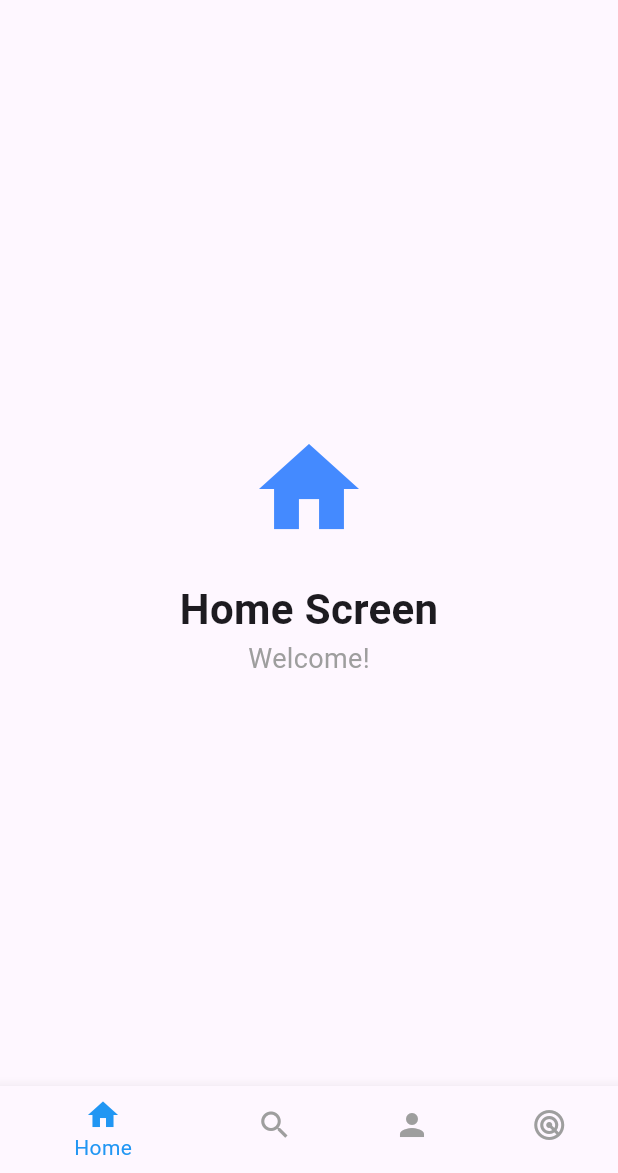
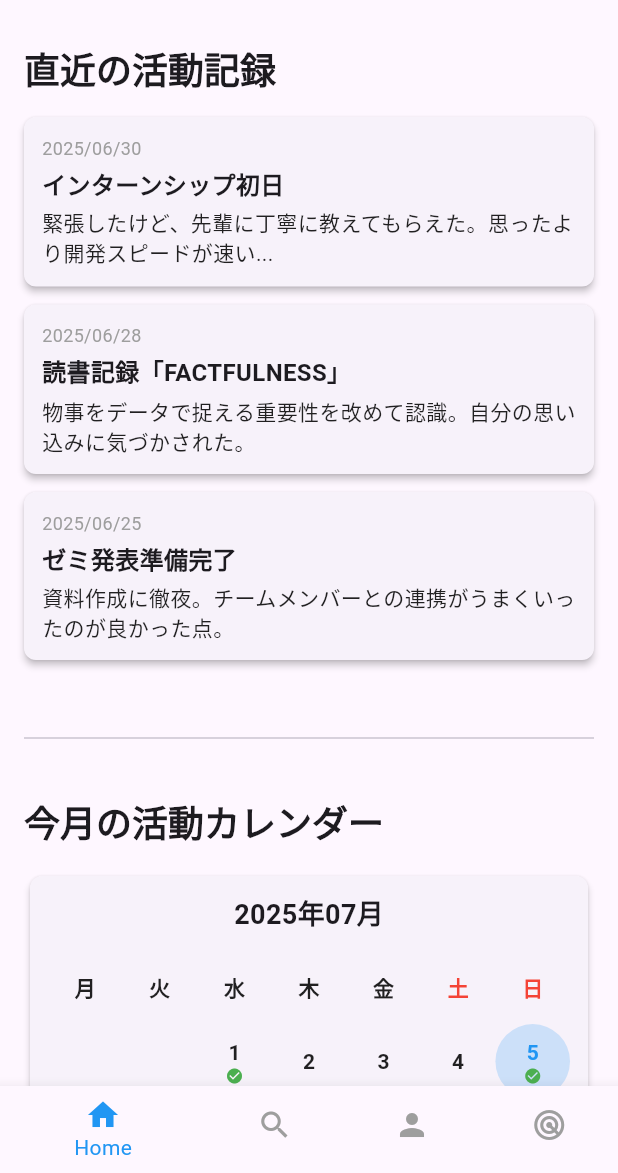
Before and after one commit to yukinkomob/Gakush, a Flutter app: the screen it shows after launch, on a phone screen of 412 x 824 dp, the part 63-1236 px from its top. Run offline on Flutter 3.47's test engine with Material 3 defaults, Android fonts, the phone set to English and light mode, and no system bars; our stand-ins replace fl_chart.

Commit message:
サンプル画面（チャット、ホーム）を追加

```diff
--- a/lib/main.dart
+++ b/lib/main.dart
@@ -1,5 +1,7 @@
 import 'package:flutter/material.dart';
 import 'package:fl_chart/fl_chart.dart';
+import './screens/chat_screen.dart';
+import './screens/student_home_screen.dart';
 
 void main() {
   runApp(const MyApp());
@@ -74,7 +76,7 @@ class _MainScreenState extends State<MainScreen> {
         },
         children: const <Widget>[
           // 各タブに対応する画面
-          HomeScreen(),
+          StudentHomeScreen(),
           SearchScreen(),
           AccountScreen(),
           ChatScreen()
@@ -305,111 +307,3 @@ class FoodRadarChartScreen extends StatelessWidget {
     );
   }
 }
-
-class ChatScreen extends StatefulWidget {
-  const ChatScreen({super.key});
-
-  @override
-  State<ChatScreen> createState() => _ChatScreenState();
-}
-
-class _ChatScreenState extends State<ChatScreen> {
-  final TextEditingController _messageController = TextEditingController(); // メッセージ入力用コントローラ
-  final List<String> _messages = []; // 送信されたメッセージを格納するリスト
-
-  // メッセージ送信時に呼び出されるメソッド
-  void _sendMessage() {
-    if (_messageController.text.isNotEmpty) {
-      setState(() {
-        _messages.add(_messageController.text); // メッセージをリストに追加
-        _messageController.clear(); // 入力フィールドをクリア
-      });
-    }
-  }
-
-  @override
-  void dispose() {
-    _messageController.dispose(); // コントローラを破棄
-    super.dispose();
-  }
-
-  @override
-  Widget build(BuildContext context) {
-    return Scaffold(
-      appBar: AppBar(
-        title: const Text('シンプルなチャット'),
-        centerTitle: true,
-      ),
-      body: Column(
-        children: <Widget>[
-          // メッセージリスト表示部分
-          Expanded(
-            child: ListView.builder(
-              reverse: true, // 最新のメッセージが下に来るようにリストを反転
-              padding: const EdgeInsets.all(8.0),
-              itemCount: _messages.length,
-              itemBuilder: (context, index) {
-                // リストは逆順なので、表示するメッセージは _messages.length - 1 - index
-                final message = _messages[_messages.length - 1 - index];
-                return Align(
-                  // 仮に、インデックスが偶数なら自分、奇数なら相手のメッセージとして右寄せ/左寄せ
-                  alignment: (index % 2 == 0) ? Alignment.centerRight : Alignment.centerLeft,
-                  child: Container(
-                    margin: const EdgeInsets.symmetric(vertical: 4.0),
-                    padding: const EdgeInsets.symmetric(horizontal: 12.0, vertical: 8.0),
-                    decoration: BoxDecoration(
-                      color: (index % 2 == 0) ? Colors.blue[100] : Colors.grey[300],
-                      borderRadius: BorderRadius.circular(12.0),
-                    ),
-                    child: Text(
-                      message,
-                      style: TextStyle(
-                        color: (index % 2 == 0) ? Colors.blue[900] : Colors.black87,
-                      ),
-                    ),
-                  ),
-                );
-              },
-            ),
-          ),
-          // メッセージ入力部分
-          const Divider(height: 1.0), // 区切り線
-          Container(
-            decoration: BoxDecoration(color: Theme.of(context).cardColor),
-            child: _buildTextComposer(), // 入力フィールドと送信ボタン
-          ),
-        ],
-      ),
-    );
-  }
-
-  // テキスト入力フィールドと送信ボタンを構築するウィジェット
-  Widget _buildTextComposer() {
-    return IconTheme(
-      data: IconThemeData(color: Theme.of(context).colorScheme.secondary),
-      child: Container(
-        margin: const EdgeInsets.symmetric(horizontal: 8.0),
-        child: Row(
-          children: <Widget>[
-            // メッセージ入力フィールド
-            Flexible(
-              child: TextField(
-                controller: _messageController,
-                onSubmitted: (_) => _sendMessage(), // エンターキーで送信
-                decoration: const InputDecoration.collapsed(hintText: 'メッセージを入力...'),
-              ),
-            ),
-            // 送信ボタン
-            Container(
-              margin: const EdgeInsets.symmetric(horizontal: 4.0),
-              child: IconButton(
-                icon: const Icon(Icons.send),
-                onPressed: _sendMessage, // ボタンタップで送信
-              ),
-            ),
-          ],
-        ),
-      ),
-    );
-  }
-}
--- /dev/null
+++ b/lib/screens/chat_screen.dart
@@ -0,0 +1,109 @@
+import 'package:flutter/material.dart';
+
+class ChatScreen extends StatefulWidget {
+  const ChatScreen({super.key});
+
+  @override
+  State<ChatScreen> createState() => _ChatScreenState();
+}
+
+class _ChatScreenState extends State<ChatScreen> {
+  final TextEditingController _messageController = TextEditingController(); // メッセージ入力用コントローラ
+  final List<String> _messages = []; // 送信されたメッセージを格納するリスト
+
+  // メッセージ送信時に呼び出されるメソッド
+  void _sendMessage() {
+    if (_messageController.text.isNotEmpty) {
+      setState(() {
+        _messages.add(_messageController.text); // メッセージをリストに追加
+        _messageController.clear(); // 入力フィールドをクリア
+      });
+    }
+  }
+
+  @override
+  void dispose() {
+    _messageController.dispose(); // コントローラを破棄
+    super.dispose();
+  }
+
+  @override
+  Widget build(BuildContext context) {
+    return Scaffold(
+      appBar: AppBar(
+        title: const Text('シンプルなチャット'),
+        centerTitle: true,
+      ),
+      body: Column(
+        children: <Widget>[
+          // メッセージリスト表示部分
+          Expanded(
+            child: ListView.builder(
+              reverse: true, // 最新のメッセージが下に来るようにリストを反転
+              padding: const EdgeInsets.all(8.0),
+              itemCount: _messages.length,
+              itemBuilder: (context, index) {
+                // リストは逆順なので、表示するメッセージは _messages.length - 1 - index
+                final message = _messages[_messages.length - 1 - index];
+                return Align(
+                  // 仮に、インデックスが偶数なら自分、奇数なら相手のメッセージとして右寄せ/左寄せ
+                  alignment: (index % 2 == 0) ? Alignment.centerRight : Alignment.centerLeft,
+                  child: Container(
+                    margin: const EdgeInsets.symmetric(vertical: 4.0),
+                    padding: const EdgeInsets.symmetric(horizontal: 12.0, vertical: 8.0),
+                    decoration: BoxDecoration(
+                      color: (index % 2 == 0) ? Colors.blue[100] : Colors.grey[300],
+                      borderRadius: BorderRadius.circular(12.0),
+                    ),
+                    child: Text(
+                      message,
+                      style: TextStyle(
+                        color: (index % 2 == 0) ? Colors.blue[900] : Colors.black87,
+                      ),
+                    ),
+                  ),
+                );
+              },
+            ),
+          ),
+          // メッセージ入力部分
+          const Divider(height: 1.0), // 区切り線
+          Container(
+            decoration: BoxDecoration(color: Theme.of(context).cardColor),
+            child: _buildTextComposer(), // 入力フィールドと送信ボタン
+          ),
+        ],
+      ),
+    );
+  }
+
+  // テキスト入力フィールドと送信ボタンを構築するウィジェット
+  Widget _buildTextComposer() {
+    return IconTheme(
+      data: IconThemeData(color: Theme.of(context).colorScheme.secondary),
+      child: Container(
+        margin: const EdgeInsets.symmetric(horizontal: 8.0),
+        child: Row(
+          children: <Widget>[
+            // メッセージ入力フィールド
+            Flexible(
+              child: TextField(
+                controller: _messageController,
+                onSubmitted: (_) => _sendMessage(), // エンターキーで送信
+                decoration: const InputDecoration.collapsed(hintText: 'メッセージを入力...'),
+              ),
+            ),
+            // 送信ボタン
+            Container(
+              margin: const EdgeInsets.symmetric(horizontal: 4.0),
+              child: IconButton(
+                icon: const Icon(Icons.send),
+                onPressed: _sendMessage, // ボタンタップで送信
+              ),
+            ),
+          ],
+        ),
+      ),
+    );
+  }
+}
--- /dev/null
+++ b/lib/screens/student_home_screen.dart
@@ -0,0 +1,242 @@
+import 'package:flutter/material.dart';
+import 'package:intl/intl.dart'; // 日付フォーマット用パッケージ (pubspec.yaml に追加が必要です)
+
+class StudentHomeScreen extends StatefulWidget {
+  const StudentHomeScreen({super.key});
+
+  @override
+  State<StudentHomeScreen> createState() => _StudentHomeScreenState();
+}
+
+class _StudentHomeScreenState extends State<StudentHomeScreen> {
+  // ダミーデータ
+  final List<Map<String, String>> _recentRecords = [
+    {
+      'date': '2025/06/30',
+      'title': 'インターンシップ初日',
+      'content': '緊張したけど、先輩に丁寧に教えてもらえた。思ったより開発スピードが速い...',
+    },
+    {
+      'date': '2025/06/28',
+      'title': '読書記録「FACTFULNESS」',
+      'content': '物事をデータで捉える重要性を改めて認識。自分の思い込みに気づかされた。',
+    },
+    {
+      'date': '2025/06/25',
+      'title': 'ゼミ発表準備完了',
+      'content': '資料作成に徹夜。チームメンバーとの連携がうまくいったのが良かった点。',
+    },
+  ];
+
+  // 記録した日（ダミーデータ） - 日付のみ
+  // 実際はサーバーから取得し、Set<int>などで効率的に管理します
+  final Set<int> _recordedDaysInMonth = {1, 5, 8, 10, 15, 20, 25, 28, 30}; // 今月記録した日
+
+  final List<String> _unansweredQuestions = [
+    '最近、最も嬉しかった出来事は何ですか？',
+    'あなたの強みを活かせた経験について教えてください。',
+    '将来、どのような分野で活躍したいですか？具体的に教えてください。',
+  ];
+
+  @override
+  Widget build(BuildContext context) {
+    return Scaffold(
+      body: SingleChildScrollView(
+        padding: const EdgeInsets.all(16.0),
+        child: Column(
+          crossAxisAlignment: CrossAxisAlignment.start,
+          children: <Widget>[
+            // --- 直近3件までの登録記録 ---
+            Text(
+              '直近の活動記録',
+              style: Theme.of(context).textTheme.headlineSmall?.copyWith(fontWeight: FontWeight.bold),
+            ),
+            const SizedBox(height: 16),
+            if (_recentRecords.isEmpty)
+              const Center(child: Text('まだ記録がありません。', style: TextStyle(color: Colors.grey)))
+            else
+              Column(
+                children: _recentRecords.map((record) {
+                  return Card(
+                    margin: const EdgeInsets.only(bottom: 12.0),
+                    elevation: 2,
+                    shape: RoundedRectangleBorder(borderRadius: BorderRadius.circular(8)),
+                    child: Padding(
+                      padding: const EdgeInsets.all(12.0),
+                      child: Column(
+                        crossAxisAlignment: CrossAxisAlignment.start,
+                        children: [
+                          Text(
+                            record['date']!,
+                            style: const TextStyle(fontSize: 12, color: Colors.grey),
+                          ),
+                          const SizedBox(height: 4),
+                          Text(
+                            record['title']!,
+                            style: const TextStyle(fontSize: 16, fontWeight: FontWeight.bold),
+                            maxLines: 1,
+                            overflow: TextOverflow.ellipsis,
+                          ),
+                          const SizedBox(height: 4),
+                          Text(
+                            record['content']!,
+                            style: const TextStyle(fontSize: 14, color: Colors.black87),
+                            maxLines: 2,
+                            overflow: TextOverflow.ellipsis,
+                          ),
+                        ],
+                      ),
+                    ),
+                  );
+                }).toList(),
+              ),
+
+            const SizedBox(height: 32),
+            const Divider(),
+            const SizedBox(height: 32),
+
+            // --- 今月のカレンダーの表示 ---
+            Text(
+              '今月の活動カレンダー',
+              style: Theme.of(context).textTheme.headlineSmall?.copyWith(fontWeight: FontWeight.bold),
+            ),
+            const SizedBox(height: 16),
+            _buildMonthlyCalendar(context),
+
+            const SizedBox(height: 32),
+            const Divider(),
+            const SizedBox(height: 32),
+
+            // --- 未回答の質問 ---
+            Text(
+              '未回答の質問',
+              style: Theme.of(context).textTheme.headlineSmall?.copyWith(fontWeight: FontWeight.bold),
+            ),
+            const SizedBox(height: 16),
+            if (_unansweredQuestions.isEmpty)
+              const Center(child: Text('未回答の質問はありません！', style: TextStyle(color: Colors.green)))
+            else
+              Column(
+                children: _unansweredQuestions.map((question) {
+                  return Card(
+                    margin: const EdgeInsets.only(bottom: 12.0),
+                    elevation: 2,
+                    shape: RoundedRectangleBorder(borderRadius: BorderRadius.circular(8)),
+                    color: Colors.yellow[50], // 未回答質問の背景色を少し変える
+                    child: ListTile(
+                      title: Text(
+                        question,
+                        style: const TextStyle(fontWeight: FontWeight.normal),
+                      ),
+                      trailing: const Icon(Icons.arrow_forward_ios, size: 16, color: Colors.grey),
+                      onTap: () {
+                        ScaffoldMessenger.of(context).showSnackBar(
+                            SnackBar(content: Text('質問に回答します: "$question"')));
+                        // 質問回答画面への遷移ロジック
+                      },
+                    ),
+                  );
+                }).toList(),
+              ),
+          ],
+        ),
+      ),
+    );
+  }
+
+  // 今月のカレンダーを生成するヘルパーウィジェット
+  Widget _buildMonthlyCalendar(BuildContext context) {
+    final now = DateTime.now();
+    final firstDayOfMonth = DateTime(now.year, now.month, 1);
+    final daysInMonth = DateTime(now.year, now.month + 1, 0).day; // 今月の日数
+    final weekdayOfFirstDay = firstDayOfMonth.weekday; // 月初めの曜日 (月曜=1, 日曜=7)
+
+    // 曜日の表示
+    final List<String> weekdays = ['月', '火', '水', '木', '金', '土', '日'];
+
+    return Card(
+      elevation: 2,
+      shape: RoundedRectangleBorder(borderRadius: BorderRadius.circular(8)),
+      child: Padding(
+        padding: const EdgeInsets.all(12.0),
+        child: Column(
+          children: [
+            // カレンダーヘッダー (年と月)
+            Text(
+              DateFormat('yyyy年MM月').format(now),
+              style: const TextStyle(fontSize: 18, fontWeight: FontWeight.bold),
+            ),
+            const SizedBox(height: 10),
+            // 曜日表示
+            GridView.builder(
+              shrinkWrap: true,
+              physics: const NeverScrollableScrollPhysics(), // スクロールさせない
+              gridDelegate: const SliverGridDelegateWithFixedCrossAxisCount(
+                crossAxisCount: 7,
+                childAspectRatio: 1.0, // 正方形のセル
+              ),
+              itemCount: weekdays.length,
+              itemBuilder: (context, index) {
+                return Center(
+                  child: Text(
+                    weekdays[index],
+                    style: TextStyle(
+                      fontWeight: FontWeight.bold,
+                      color: (index == 5 || index == 6) ? Colors.red : Colors.black87, // 土日を赤く
+                    ),
+                  ),
+                );
+              },
+            ),
+            // 日付表示
+            GridView.builder(
+              shrinkWrap: true,
+              physics: const NeverScrollableScrollPhysics(), // スクロールさせない
+              gridDelegate: const SliverGridDelegateWithFixedCrossAxisCount(
+                crossAxisCount: 7,
+                childAspectRatio: 1.0, // 正方形のセル
+              ),
+              itemCount: daysInMonth + (weekdayOfFirstDay == 7 ? 0 : weekdayOfFirstDay), // 前月の空白も考慮
+              itemBuilder: (context, index) {
+                if (index < (weekdayOfFirstDay == 7 ? 0 : weekdayOfFirstDay)) {
+                  // 前月の空白セル
+                  return Container();
+                }
+                final day = index - (weekdayOfFirstDay == 7 ? 0 : weekdayOfFirstDay) + 1;
+                final isRecorded = _recordedDaysInMonth.contains(day);
+                final isToday = day == now.day && now.month == firstDayOfMonth.month && now.year == firstDayOfMonth.year;
+
+                return Container(
+                  decoration: BoxDecoration(
+                    color: isToday ? Colors.blue.withOpacity(0.2) : Colors.transparent,
+                    shape: BoxShape.circle,
+                  ),
+                  child: Center(
+                    child: Column(
+                      mainAxisAlignment: MainAxisAlignment.center,
+                      children: [
+                        Text(
+                          '$day',
+                          style: TextStyle(
+                            fontWeight: FontWeight.bold,
+                            color: isToday ? Colors.blue : Colors.black87,
+                          ),
+                        ),
+                        if (isRecorded)
+                          const Icon(
+                            Icons.check_circle,
+                            color: Colors.green,
+                            size: 12,
+                          ),
+                      ],
+                    ),
+                  ),
+                );
+              },
+            ),
+          ],
+        ),
+      ),
+    );
+  }
+}
--- a/pubspec.yaml
+++ b/pubspec.yaml
@@ -31,6 +31,7 @@ dependencies:
   flutter:
     sdk: flutter
   fl_chart: ^1.0.0
+  intl: ^0.19.0
 
   # The following adds the Cupertino Icons font to your application.
   # Use with the CupertinoIcons class for iOS style icons.
```
Also changed, not shown: pubspec.lock, 2 other files.
